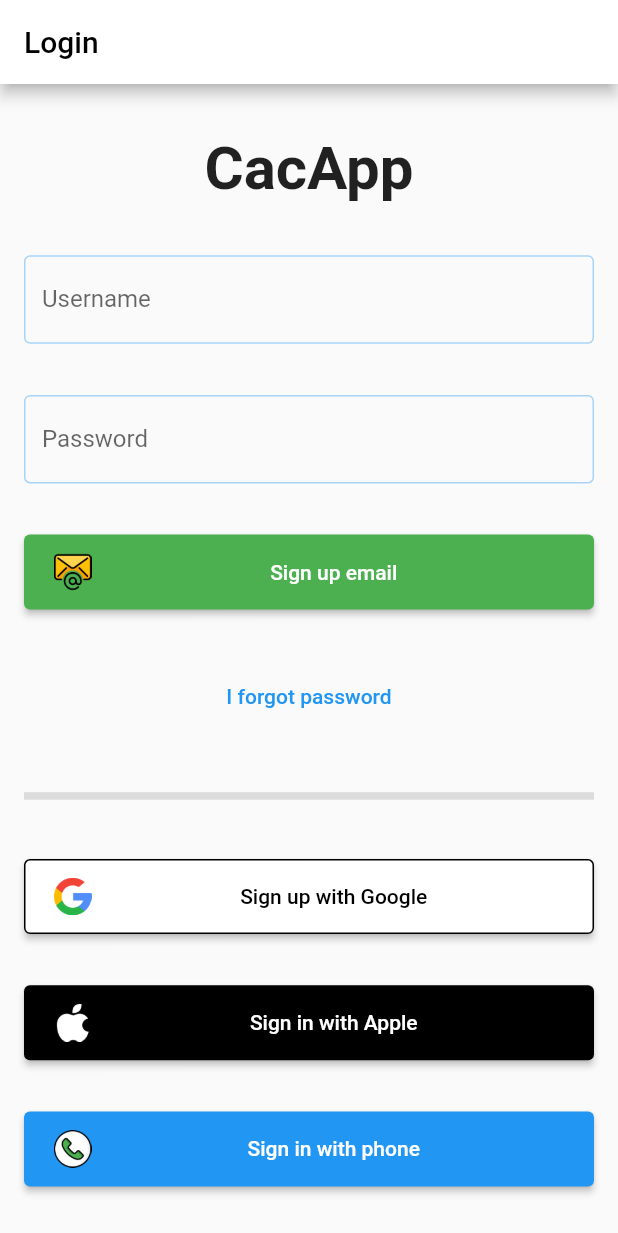
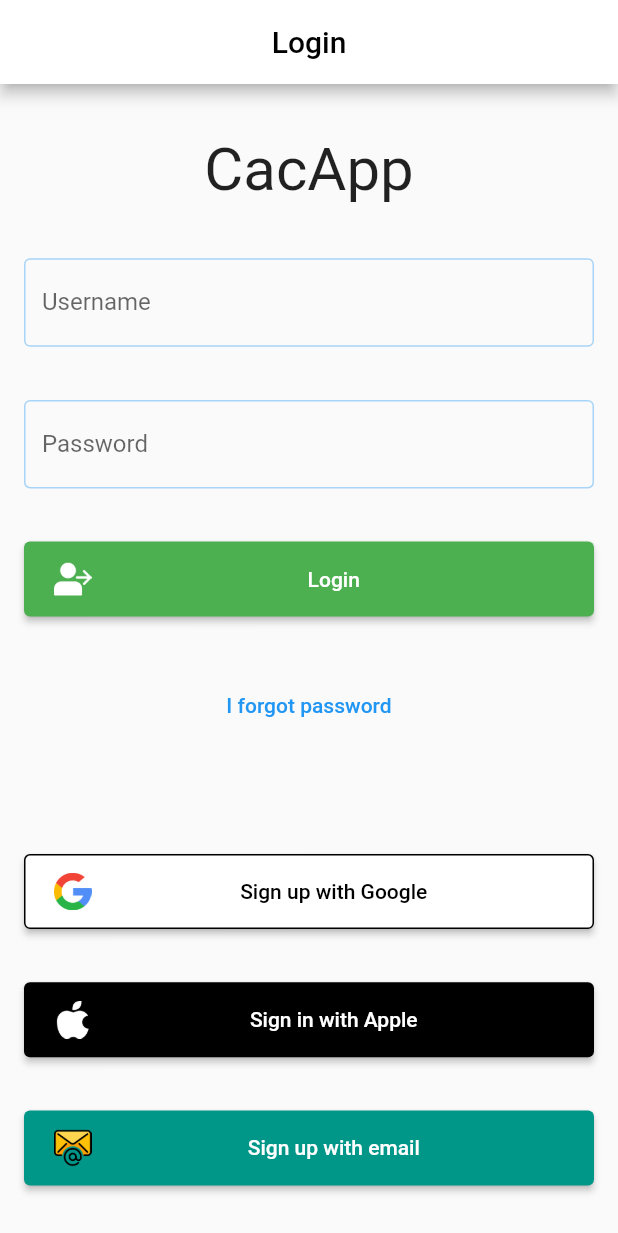
Before and after one commit to asegurpe/cacapp2, a Flutter app: the screen it shows after launch, on a phone screen of 412 x 824 dp. Shown: the top 1233 px of the screen. Run offline on Flutter 3.47's test engine with Material 2 defaults, Android fonts, the light colour scheme and no system bars; our stand-ins replace cloud_firestore, firebase_core, geolocator, google_maps_flutter, shared_preferences; missing offline and left inert: geocode; accounts and stored records are empty; generated files the repository leaves out were written again; Roboto replaces fonts that are missing (Hind).

Commit message:
Remove sign up with phone

```diff
--- a/lib/screen/login_screen.dart
+++ b/lib/screen/login_screen.dart
@@ -20,7 +20,7 @@ class _LoginScreenState extends State<LoginScreen> {
       appBar: AppBar(
         backgroundColor: Colors.white,
         automaticallyImplyLeading: false,
-        title: Text('Login'),
+        title: Center(child: Text('Login')),
       ),
       body: Padding(
         padding: const EdgeInsets.all(16.0),
@@ -29,7 +29,7 @@ class _LoginScreenState extends State<LoginScreen> {
           children: [
             const Text(
               'CacApp',
-              style: TextStyle(fontWeight: FontWeight.bold, fontSize: 40),
+              style: TextStyle(fontSize: 40),
             ),
             TextField(
               controller: _emailController,
@@ -55,9 +55,9 @@ class _LoginScreenState extends State<LoginScreen> {
                     padding: EdgeInsets.all(4),
                     child: Image(
                         height: 25,
-                        image: AssetImage('assets/images/button/email.png')),
+                        image: AssetImage('assets/images/button/lock.png')),
                   ),
-                  Expanded(child: Center(child: Text('Sign up email'))),
+                  Expanded(child: Center(child: Text('Login'))),
                 ],
               ),
               style: ElevatedButton.styleFrom(
@@ -67,9 +67,7 @@ class _LoginScreenState extends State<LoginScreen> {
               ),
             ),
             TextButton(onPressed: () {}, child: Text('I forgot password')),
-            const Divider(
-              thickness: 5,
-            ),
+            const SizedBox(height: 4),
             ElevatedButton(
               onPressed: () {
                 Navigator.pushNamed(context, HomeScreen.route);
@@ -125,13 +123,13 @@ class _LoginScreenState extends State<LoginScreen> {
                     padding: EdgeInsets.all(4),
                     child: Image(
                         height: 25,
-                        image:
-                            AssetImage('assets/images/button/telephone.png')),
+                        image: AssetImage('assets/images/button/email.png')),
                   ),
-                  Expanded(child: Center(child: Text('Sign in with phone'))),
+                  Expanded(child: Center(child: Text('Sign up with email'))),
                 ],
               ),
               style: ElevatedButton.styleFrom(
+                primary: Colors.teal,
                 onPrimary: Colors.white,
                 minimumSize: const Size(100, 50),
               ),
```
